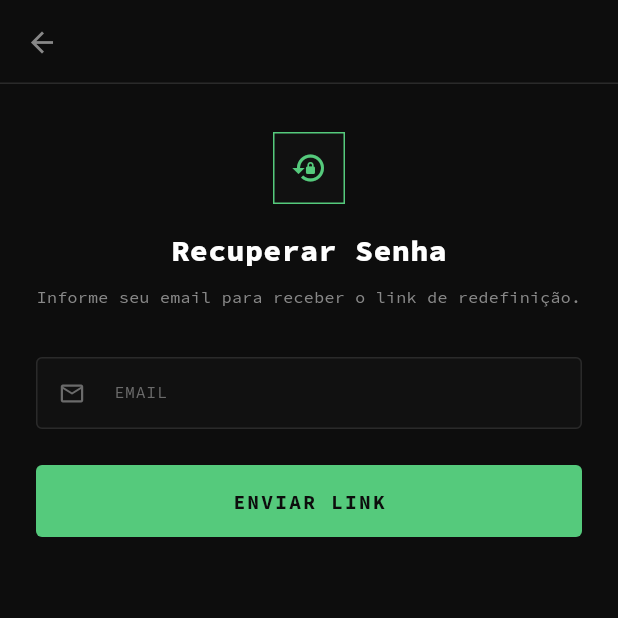
After one commit to Kauantoolkit/Meraki, a Flutter app: the ForgotPasswordScreen screen opened by its route, on a phone screen of 412 x 824 dp, the top half of it. The commit adds this screen. Run offline on Flutter 3.47's test engine with Material 3 defaults, Android fonts, the phone set to English and light mode, and no system bars; our stand-ins replace dio, flutter_riverpod, go_router, google_fonts, hive, hive_flutter; accounts and stored records are empty; network calls fail.

Commit message:
feat(mobile): adiciona tela de contrato, recuperação de senha e paridade com web
- Tela de assinatura de contrato (SHA-256 hash, milestones, assinaturas)
- Tela de recuperação de senha com envio de email
- Link "Esqueceu a senha?" na tela de login
- Navegação para kanban agora passa pela tela de contrato primeiro
- Adiciona dependência crypto no pubspec

```diff
--- /dev/null
+++ b/mobile/lib/features/auth/view/forgot_password_screen.dart
@@ -0,0 +1,132 @@
+import 'package:flutter/material.dart';
+import 'package:flutter_riverpod/flutter_riverpod.dart';
+import 'package:go_router/go_router.dart';
+import 'package:google_fonts/google_fonts.dart';
+import '../../../core/providers.dart';
+import '../../../core/theme/app_theme.dart';
+
+class ForgotPasswordScreen extends ConsumerStatefulWidget {
+  const ForgotPasswordScreen({super.key});
+
+  @override
+  ConsumerState<ForgotPasswordScreen> createState() => _ForgotPasswordScreenState();
+}
+
+class _ForgotPasswordScreenState extends ConsumerState<ForgotPasswordScreen> {
+  final _emailCtrl = TextEditingController();
+  bool _loading = false;
+  bool _sent = false;
+  String? _error;
+
+  @override
+  void dispose() {
+    _emailCtrl.dispose();
+    super.dispose();
+  }
+
+  Future<void> _submit() async {
+    final email = _emailCtrl.text.trim();
+    if (email.isEmpty) return;
+    setState(() { _loading = true; _error = null; });
+    try {
+      final api = ref.read(apiClientProvider);
+      await api.post('/auth/forgot-password', data: {'email': email});
+      setState(() => _sent = true);
+    } catch (e) {
+      setState(() => _error = 'Erro ao enviar. Verifique o email e tente novamente.');
+    } finally {
+      setState(() => _loading = false);
+    }
+  }
+
+  @override
+  Widget build(BuildContext context) {
+    return Scaffold(
+      backgroundColor: AppTheme.slate900,
+      appBar: AppBar(
+        backgroundColor: AppTheme.slate900,
+        leading: IconButton(
+          icon: const Icon(Icons.arrow_back, color: AppTheme.slate400),
+          onPressed: () => context.go('/login'),
+        ),
+      ),
+      body: SafeArea(
+        child: SingleChildScrollView(
+          padding: const EdgeInsets.symmetric(horizontal: 24, vertical: 32),
+          child: _sent ? _successView() : _formView(),
+        ),
+      ),
+    );
+  }
+
+  Widget _successView() => Column(
+        children: [
+          Icon(Icons.mark_email_read, color: AppTheme.brand, size: 48),
+          const SizedBox(height: 16),
+          Text('Email enviado!',
+              style: AppTheme.mono(fontSize: 18, fontWeight: FontWeight.w700)),
+          const SizedBox(height: 8),
+          Text(
+            'Se o email estiver cadastrado, você receberá um link para redefinir sua senha.',
+            textAlign: TextAlign.center,
+            style: AppTheme.mono(fontSize: 12, color: AppTheme.slate400),
+          ),
+          const SizedBox(height: 24),
+          OutlinedButton(
+            onPressed: () => context.go('/login'),
+            child: const Text('VOLTAR AO LOGIN'),
+          ),
+        ],
+      );
+
+  Widget _formView() => Column(
+        crossAxisAlignment: CrossAxisAlignment.center,
+        children: [
+          Container(
+            width: 48,
+            height: 48,
+            decoration: BoxDecoration(
+              color: AppTheme.slate50,
+              border: Border.all(color: AppTheme.brand),
+            ),
+            child: const Icon(Icons.lock_reset, color: AppTheme.brand, size: 24),
+          ),
+          const SizedBox(height: 16),
+          Text('Recuperar Senha',
+              style: GoogleFonts.sourceCodePro(
+                  color: Colors.white, fontSize: 20, fontWeight: FontWeight.w800)),
+          const SizedBox(height: 8),
+          Text('Informe seu email para receber o link de redefinição.',
+              textAlign: TextAlign.center,
+              style: AppTheme.mono(fontSize: 11, color: AppTheme.slate400)),
+          const SizedBox(height: 32),
+          if (_error != null)
+            Container(
+              width: double.infinity,
+              padding: const EdgeInsets.all(12),
+              margin: const EdgeInsets.only(bottom: 16),
+              decoration: BoxDecoration(
+                color: AppTheme.dangerLight,
+                border: Border.all(color: AppTheme.danger.withOpacity(0.3)),
+              ),
+              child: Text(_error!, style: AppTheme.mono(color: AppTheme.danger, fontSize: 11)),
+            ),
+          TextField(
+            controller: _emailCtrl,
+            keyboardType: TextInputType.emailAddress,
+            style: AppTheme.mono(fontSize: 13, color: Colors.white),
+            decoration: const InputDecoration(
+              labelText: 'EMAIL',
+              prefixIcon: Icon(Icons.email_outlined, size: 18),
+            ),
+          ),
+          const SizedBox(height: 24),
+          FilledButton(
+            onPressed: _loading ? null : _submit,
+            child: _loading
+                ? const SizedBox(width: 20, height: 20, child: CircularProgressIndicator(strokeWidth: 2))
+                : const Text('ENVIAR LINK'),
+          ),
+        ],
+      );
+}
--- a/mobile/lib/features/bidding/view/project_bids_screen.dart
+++ b/mobile/lib/features/bidding/view/project_bids_screen.dart
@@ -402,7 +402,7 @@ class _BidCardState extends ConsumerState<_BidCard> {
                 // Navigate to kanban after acceptance
                 Future.delayed(const Duration(milliseconds: 800), () {
                   if (context.mounted) {
-                    context.go('/projects/${widget.projectId}/kanban');
+                    context.go('/projects/${widget.projectId}/contract');
                   }
                 });
               }
--- a/mobile/lib/features/projects/view/project_detail_screen.dart
+++ b/mobile/lib/features/projects/view/project_detail_screen.dart
@@ -61,7 +61,7 @@ class _ProjectDetailScreenState extends ConsumerState<ProjectDetailScreen> {
             if (isSpecialist && isAssigned)
               TextButton.icon(
                 onPressed: () =>
-                    context.go('/projects/${widget.projectId}/kanban'),
+                    context.go('/projects/${widget.projectId}/contract'),
                 icon: const Icon(Icons.view_kanban_rounded, size: 16),
                 label: const Text('Kanban'),
               ),
--- a/mobile/lib/features/projects/view/projects_list_screen.dart
+++ b/mobile/lib/features/projects/view/projects_list_screen.dart
@@ -650,7 +650,7 @@ class _ProjectCard extends StatelessWidget {
                                   icon: Icons.view_kanban_rounded,
                                   label: 'Ver Kanban',
                                   onTap: () => context.go(
-                                      '/projects/${project.id}/kanban'),
+                                      '/projects/${project.id}/contract'),
                                 ),
                               if (isCompany && isOpen)
                                 _ActionButton(
@@ -664,7 +664,7 @@ class _ProjectCard extends StatelessWidget {
                                   icon: Icons.view_kanban_rounded,
                                   label: 'Kanban',
                                   onTap: () => context.go(
-                                      '/projects/${project.id}/kanban'),
+                                      '/projects/${project.id}/contract'),
                                 ),
                             ],
                           ),
--- a/mobile/pubspec.yaml
+++ b/mobile/pubspec.yaml
@@ -26,6 +26,7 @@ dependencies:
 
   # Utils
   intl: ^0.18.1
+  crypto: ^3.0.3
 
   # UI
   google_fonts: ^6.2.1
```
Also changed, not shown: mobile/lib/app_router.dart (+11 -1 lines), mobile/lib/features/auth/view/login_screen.dart (+15 -0 lines), mobile/lib/features/projects/view/contract_screen.dart (added, +320 -0 lines), mobile/pubspec.lock.
